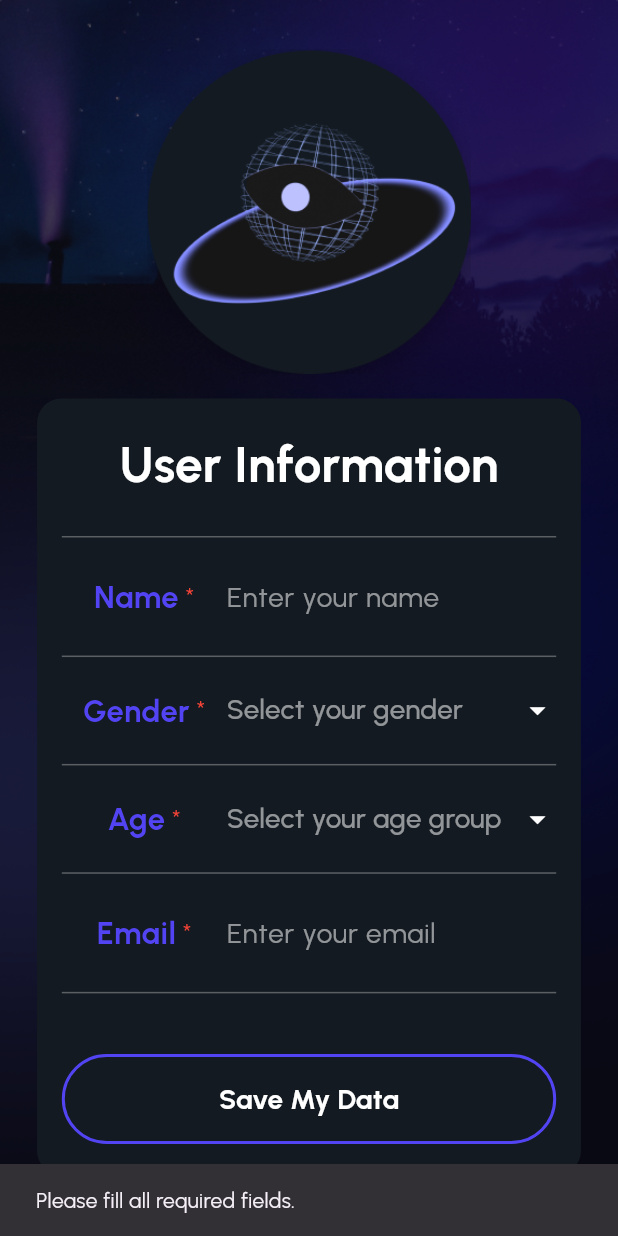
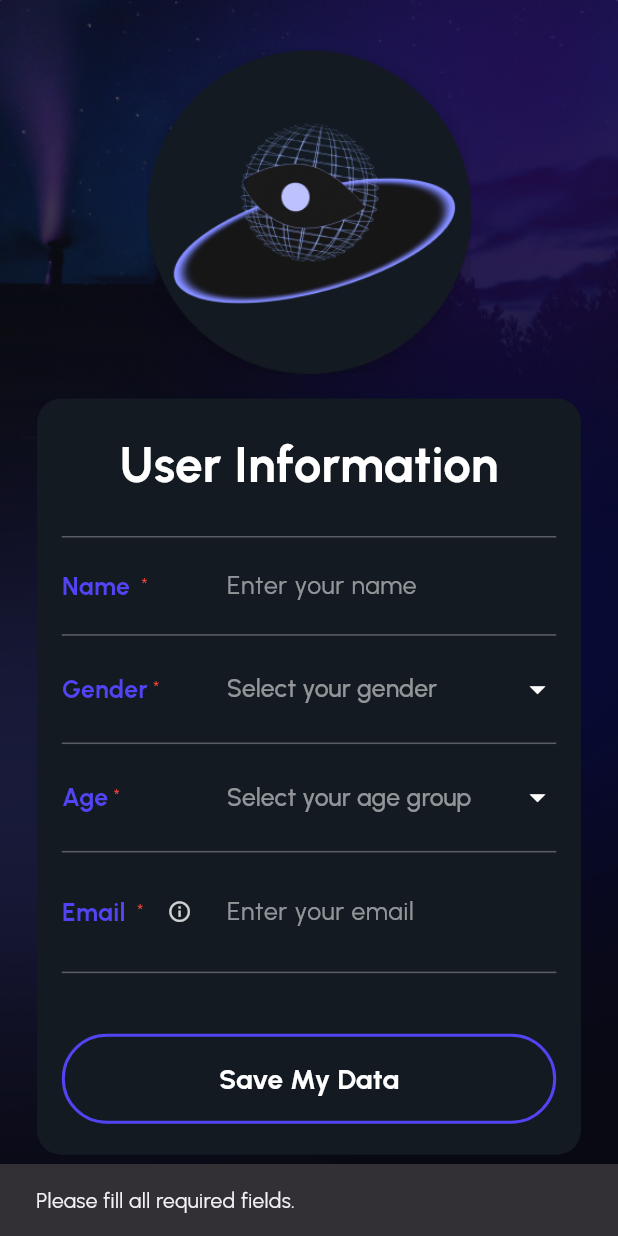
Before and after one commit to reiidj/a-eye, a Flutter app: the ProfilePage screen opened by its route, after a tap on "Save My Data", on a phone screen of 412 x 824 dp. Run offline on Flutter 3.47's test engine with Material 3 defaults, Android fonts, the phone set to English and light mode, and no system bars; our stand-ins replace camera, cloud_firestore, firebase_auth, firebase_core, firebase_storage, flutter_image_compress and 5 more; missing offline and left inert: crop_your_image; accounts and stored records are empty; network calls fail; statements that could not run were skipped.

Commit message:
Changes: Fixed following issues with codes: 001, 002, 006, 011, 012

```diff
--- a/lib/screens/scan_setup/profile_page.dart
+++ b/lib/screens/scan_setup/profile_page.dart
@@ -58,7 +58,7 @@ class _ProfilePageState extends State<ProfilePage> {
           nameController.text = userData['name'] ?? '';
           _selectedGender = userData['gender'];
           _selectedAgeGroup = userData['ageGroup'];
-          emailController.text = currentUser!.email ?? (userData['email'] ?? '');
+          emailController.text = userData['email'] ?? currentUser!.email ?? '';
           isLoading = false;
         });
       } else {
@@ -108,7 +108,11 @@ class _ProfilePageState extends State<ProfilePage> {
         const SnackBar(content: Text('Profile saved successfully!'), backgroundColor: Colors.green),
       );
 
-      Navigator.pushReplacementNamed(context, '/welcome');
+      // Reload the data to reflect the changes on the page
+      await _loadUserData();
+      if (mounted) {
+        Navigator.pushReplacementNamed(context, '/welcome');
+      }
 
     } catch (e) {
       setState(() => isSaving = false);
@@ -278,18 +282,19 @@ class _ProfilePageState extends State<ProfilePage> {
     return Padding(
       padding: EdgeInsets.symmetric(vertical: screenWidth * 0.01),
       child: Row(
+        crossAxisAlignment: CrossAxisAlignment.center,
         children: [
           Expanded(
             flex: 1,
             child: Row(
-              mainAxisAlignment: MainAxisAlignment.center,
+              mainAxisAlignment: MainAxisAlignment.start,
               children: [
                 Flexible(
                   child: Text(
                     label,
-                    textAlign: TextAlign.center,
+                    textAlign: TextAlign.left,
                     style: GoogleFonts.urbanist(
-                      fontSize: screenWidth * 0.05,
+                      fontSize: screenWidth * 0.04,
                       fontWeight: FontWeight.bold,
                       color: const Color(0xFF5244F3),
                     ),
@@ -298,7 +303,7 @@ class _ProfilePageState extends State<ProfilePage> {
                 if (isRequired)
                   Text(
                     ' *',
-                    style: TextStyle(color: Colors.red, fontSize: screenWidth * 0.04),
+                    style: TextStyle(color: Colors.red, fontSize: screenWidth * 0.03),
                   ),
               ],
             ),
@@ -314,7 +319,7 @@ class _ProfilePageState extends State<ProfilePage> {
                 _getHintText(label),
                 style: TextStyle(
                   color: Colors.white54,
-                  fontSize: screenWidth * 0.045,
+                  fontSize: screenWidth * 0.04,
                 ),
               ),
               icon: Icon(
@@ -329,7 +334,7 @@ class _ProfilePageState extends State<ProfilePage> {
                   child: Text(
                     value,
                     style: GoogleFonts.urbanist(
-                      fontSize: screenWidth * 0.05,
+                      fontSize: screenWidth * 0.04,
                       color: Colors.white,
                     ),
                   ),
@@ -351,29 +356,61 @@ class _ProfilePageState extends State<ProfilePage> {
         int? maxLength,
       }) {
     return Padding(
-      padding: EdgeInsets.symmetric(vertical: screenWidth * 0.03),
+      padding: EdgeInsets.symmetric(vertical: screenWidth * 0.02),
       child: Row(
+        crossAxisAlignment: CrossAxisAlignment.center,
         children: [
           Expanded(
             flex: 1,
             child: Row(
-              mainAxisAlignment: MainAxisAlignment.center,
+              mainAxisAlignment: MainAxisAlignment.start,
               children: [
                 Flexible(
                   child: Text(
                     label,
-                    textAlign: TextAlign.center,
+                    textAlign: TextAlign.left,
                     style: GoogleFonts.urbanist(
-                      fontSize: screenWidth * 0.05,
+                      fontSize: screenWidth * 0.04,
                       fontWeight: FontWeight.bold,
                       color: const Color(0xFF5244F3),
                     ),
                   ),
                 ),
+                SizedBox(width: screenWidth * 0.01),
                 if (isRequired)
                   Text(
                     ' *',
-                    style: TextStyle(color: Colors.red, fontSize: screenWidth * 0.04),
+                    style: TextStyle(color: Colors.red, fontSize: screenWidth * 0.03),
+                  ),
+                if (label.toLowerCase() == 'email')
+                  Tooltip(
+                    message: "Your email is requested to send you future copies of your health report.",
+                    textStyle: GoogleFonts.urbanist(
+                      color: Colors.black,
+                      fontSize: screenWidth * 0.03,
+                    ),
+                    padding: const EdgeInsets.all(8),
+                    decoration: BoxDecoration(
+                      color: Colors.white,
+                      borderRadius: BorderRadius.circular(8),
+                      boxShadow: [
+                        BoxShadow(
+                          color: Colors.black.withOpacity(0.2),
+                          spreadRadius: 2,
+                          blurRadius: 5,
+                        ),
+                      ],
+                    ),
+                    child: IconButton(
+                      icon: Icon(
+                        Icons.info_outline,
+                        color: Colors.white.withOpacity(0.8),
+                        size: screenWidth * 0.04,
+                      ),
+                      onPressed: () {},
+                      padding: EdgeInsets.zero,
+                      constraints: const BoxConstraints(),
+                    ),
                   ),
               ],
             ),
@@ -384,7 +421,7 @@ class _ProfilePageState extends State<ProfilePage> {
               controller: controller,
               maxLength: maxLength,
               style: GoogleFonts.urbanist(
-                fontSize: screenWidth * 0.05,
+                fontSize: screenWidth * 0.04,
                 color: Colors.white,
               ),
               decoration: InputDecoration(
@@ -393,7 +430,7 @@ class _ProfilePageState extends State<ProfilePage> {
                 hintText: _getHintText(label),
                 hintStyle: TextStyle(
                   color: Colors.white54,
-                  fontSize: screenWidth * 0.045,
+                  fontSize: screenWidth * 0.04,
                 ),
                 counterText: "",
               ),
--- a/lib/services/pdf_builder.dart
+++ b/lib/services/pdf_builder.dart
@@ -56,7 +56,7 @@ Future<Uint8List> generateReportPdf({
               text: pw.TextSpan(
                 style: const pw.TextStyle(fontSize: 12),
                 children: [
-                  pw.TextSpan(text: 'Confidence Score: ', style: pw.TextStyle(fontWeight: pw.FontWeight.bold)),
+                  pw.TextSpan(text: 'Classification Score: ', style: pw.TextStyle(fontWeight: pw.FontWeight.bold)),
                   pw.TextSpan(text: confidence),
                 ],
               ),
```
Also changed, not shown: lib/screens/scan/capture/camera_page.dart (+48 -21 lines).
